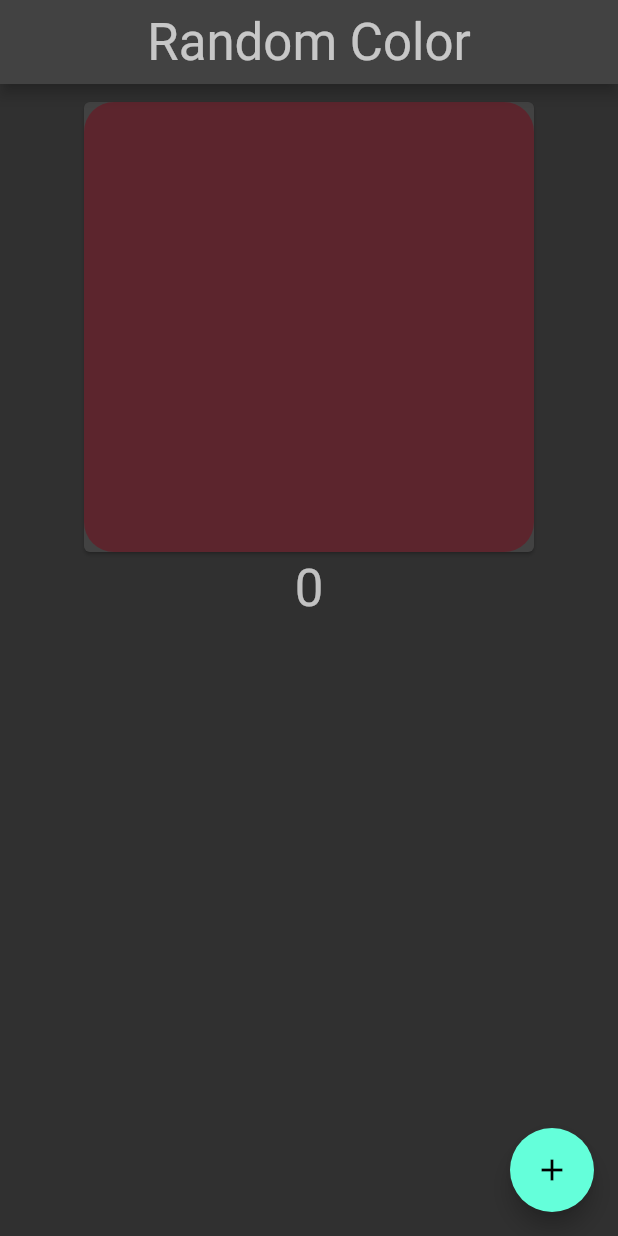
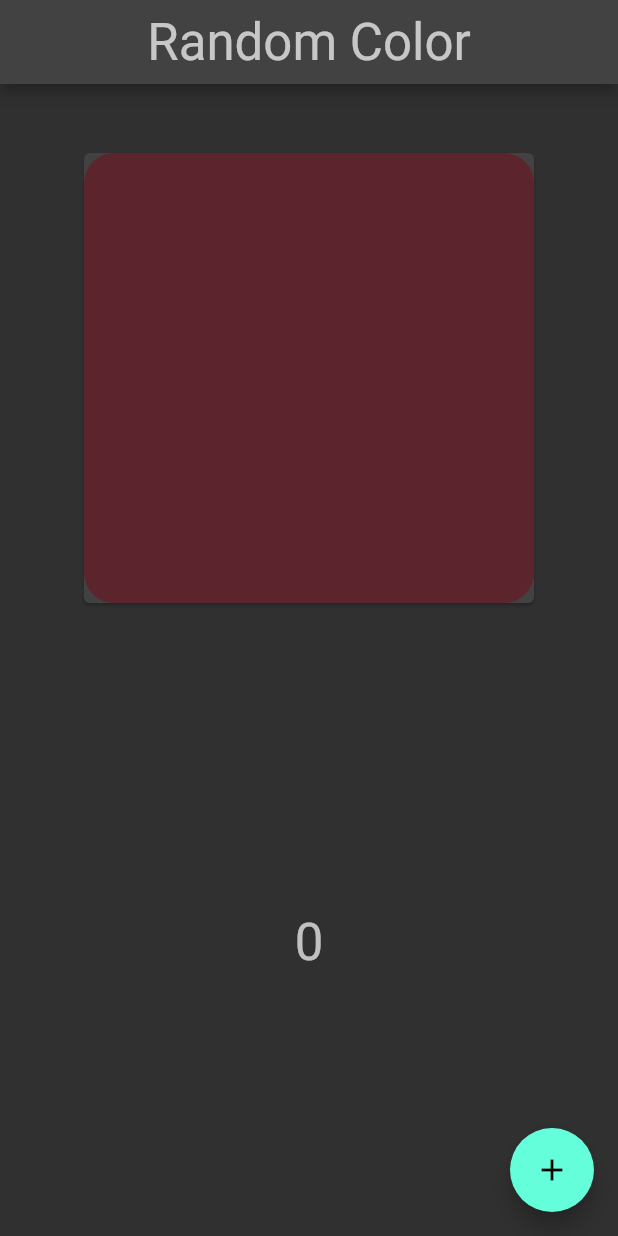
Before and after one commit to fatihBicgi/flutter_learn_projects, a Flutter app: the screen it shows after launch, on a phone screen of 412 x 824 dp. Run offline on Flutter 3.47's test engine with Material 2 defaults, Android fonts, the phone set to English and light mode, and no system bars.

Commit message:
Random color app changed to responsive

```diff
--- a/lib/projects/random_image_generator/random_color_page.dart
+++ b/lib/projects/random_image_generator/random_color_page.dart
@@ -40,11 +40,15 @@ class _RandomColorHomePage extends State<RandomColorHomePage> {
         padding: const EdgeInsets.all(8.0),
         child: Column(
           children: [
-            Center(
-              child: RandomColorContainer(),
+            Expanded(
+              child: Center(
+                child: RandomColorContainer(),
+              ),
             ),
-            TextGenerator(
-              text: Count.toString(),
+            Expanded(
+              child: TextGenerator(
+                text: Count.toString(),
+              ),
             )
           ],
         ),
```
